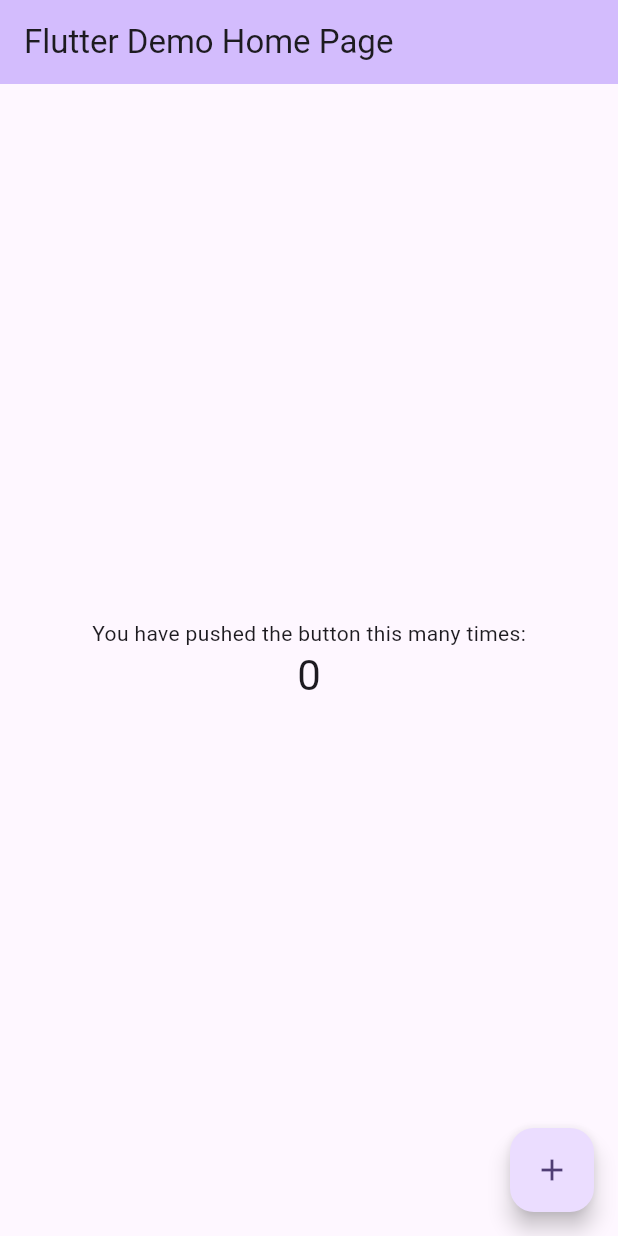
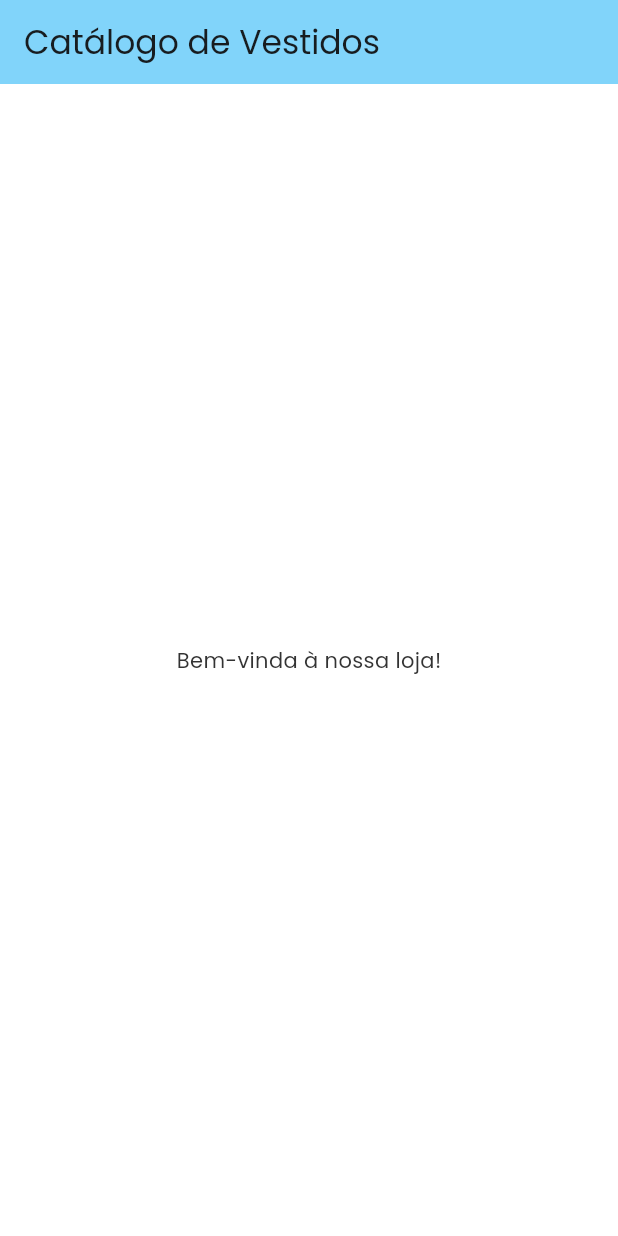
Before and after one commit to could-ai/0199a40b-74cc-7be4-8723-f670028955b8, a Flutter app: the screen it shows after launch, on a phone screen of 412 x 824 dp. Run offline on Flutter 3.47's test engine with Material 3 defaults, Android fonts, the phone set to English and light mode, and no system bars; our stand-ins replace google_fonts.

Commit message:
Adicionei a dependência `google_fonts` para permitir o uso de fontes personalizadas do Google, o que contribuirá para um design mais moderno e atraente, conforme solicitado.; Removi o aplicativo de contador padrão e configurei a estrutura principal do aplicativo de aluguer de vestidos. Defini um tema personalizado com as cores azul e laranja claras solicitadas, apliquei uma fonte moderna (Poppins) e estabeleci a `HomeScreen` como a tela inicial.; Criei o diretório `lib/models` para armazenar as classes de modelo de dados da aplicação, como `User`, `Dress`, `Reservation`, etc. Isso ajuda a organizar e a separar a lógica de negócios da interface do utilizador.; Criei a tela inicial (`HomeScreen`) como ponto de partida para o catálogo de vestidos. Por enquanto, ela exibe uma barra de aplicação e uma mensagem de boas-vindas, servindo como base para futuras implementações de funcionalidades.; Criei um arquivo de constantes para centralizar as cores da aplicação (azul e laranja claras) e outras variáveis globais. Esta prática facilita a manutenção e a consistência do design em todo o aplicativo.; Criei o diretório `lib/widgets` para armazenar widgets reutilizáveis que serão usados em várias telas do aplicativo. Isso promove a reutilização de código e mantém a base de código limpa e organizada.

```diff
--- a/usr/lib/main.dart
+++ b/usr/lib/main.dart
@@ -1,4 +1,7 @@
 import 'package:flutter/material.dart';
+import 'package:google_fonts/google_fonts.dart';
+import 'package:couldai_user_app/screens/home/home_screen.dart';
+import 'package:couldai_user_app/utils/constants.dart';
 
 void main() {
   runApp(const MyApp());
@@ -7,114 +10,27 @@ void main() {
 class MyApp extends StatelessWidget {
   const MyApp({super.key});
 
-  // This widget is the root of your application.
   @override
   Widget build(BuildContext context) {
     return MaterialApp(
-      title: 'Flutter Demo',
+      title: 'Aluguer de Vestidos',
       debugShowCheckedModeBanner: false,
       theme: ThemeData(
-        // This is the theme of your application.
-        //
-        // TRY THIS: Try running your application with "flutter run". You'll see
-        // the application has a purple toolbar. Then, without quitting the app,
-        // try changing the seedColor in the colorScheme below to Colors.green
-        // and then invoke "hot reload" (save your changes or press the "hot
-        // reload" button in a Flutter-supported IDE, or press "r" if you used
-        // the command line to start the app).
-        //
-        // Notice that the counter didn't reset back to zero; the application
-        // state is not lost during the reload. To reset the state, use hot
-        // restart instead.
-        //
-        // This works for code too, not just values: Most code changes can be
-        // tested with just a hot reload.
-        colorScheme: ColorScheme.fromSeed(seedColor: Colors.deepPurple),
+        primaryColor: kPrimaryColor,
+        colorScheme: ColorScheme.fromSeed(
+          seedColor: kPrimaryColor,
+          secondary: kSecondaryColor,
+        ),
+        scaffoldBackgroundColor: Colors.white,
+        textTheme: GoogleFonts.poppinsTextTheme(Theme.of(context).textTheme).apply(
+          bodyColor: kTextColor,
+        ),
+        appBarTheme: const AppBarTheme(
+          backgroundColor: kPrimaryColor,
+          elevation: 0,
+        ),
       ),
-      home: const MyHomePage(title: 'Flutter Demo Home Page'),
+      home: const HomeScreen(),
     );
   }
 }
-
-class MyHomePage extends StatefulWidget {
-  const MyHomePage({super.key, required this.title});
-
-  // This widget is the home page of your application. It is stateful, meaning
-  // that it has a State object (defined below) that contains fields that affect
-  // how it looks.
-
-  // This class is the configuration for the state. It holds the values (in this
-  // case the title) provided by the parent (in this case the App widget) and
-  // used by the build method of the State. Fields in a Widget subclass are
-  // always marked "final".
-
-  final String title;
-
-  @override
-  State<MyHomePage> createState() => _MyHomePageState();
-}
-
-class _MyHomePageState extends State<MyHomePage> {
-  int _counter = 0;
-
-  void _incrementCounter() {
-    setState(() {
-      // This call to setState tells the Flutter framework that something has
-      // changed in this State, which causes it to rerun the build method below
-      // so that the display can reflect the updated values. If we changed
-      // _counter without calling setState(), then the build method would not be
-      // called again, and so nothing would appear to happen.
-      _counter++;
-    });
-  }
-
-  @override
-  Widget build(BuildContext context) {
-    // This method is rerun every time setState is called, for instance as done
-    // by the _incrementCounter method above.
-    //
-    // The Flutter framework has been optimized to make rerunning build methods
-    // fast, so that you can just rebuild anything that needs updating rather
-    // than having to individually change instances of widgets.
-    return Scaffold(
-      appBar: AppBar(
-        // TRY THIS: Try changing the color here to a specific color (to
-        // Colors.amber, perhaps?) and trigger a hot reload to see the AppBar
-        // change color while the other colors stay the same.
-        backgroundColor: Theme.of(context).colorScheme.inversePrimary,
-        // Here we take the value from the MyHomePage object that was created by
-        // the App.build method, and use it to set our appbar title.
-        title: Text(widget.title),
-      ),
-      body: Center(
-        // Center is a layout widget. It takes a single child and positions it
-        // in the middle of the parent.
-        child: Column(
-          // Column is also a layout widget. It takes a list of children and
-          // arranges them vertically. By default, it sizes itself to fit its
-          // children horizontally, and tries to be as tall as its parent.
-          //
-          // Column has various properties to control how it sizes itself and
-          // how it positions its children. Here we use mainAxisAlignment to
-          // center the children vertically; the main axis here is the vertical
-          // axis because Columns are vertical (the cross axis would be
-          // horizontal).
-          //
-          // TRY THIS: Invoke "debug painting" (choose the "Toggle Debug Paint"
-          // action in the IDE, or press "p" in the console), to see the
-          // wireframe for each widget.
-          mainAxisAlignment: MainAxisAlignment.center,
-          children: <Widget>[
-            const Text('You have pushed the button this many times:'),
-            Text('$_counter', style: Theme.of(context).textTheme.headlineMedium),
-          ],
-        ),
-      ),
-      floatingActionButton: FloatingActionButton(
-        onPressed: _incrementCounter,
-        tooltip: 'Increment',
-        child: const Icon(Icons.add),
-      ), // This trailing comma makes auto-formatting nicer for build methods.
-    );
-  }
-}
--- /dev/null
+++ b/usr/lib/screens/home/home_screen.dart
@@ -0,0 +1,17 @@
+import 'package:flutter/material.dart';
+
+class HomeScreen extends StatelessWidget {
+  const HomeScreen({super.key});
+
+  @override
+  Widget build(BuildContext context) {
+    return Scaffold(
+      appBar: AppBar(
+        title: const Text('Catálogo de Vestidos'),
+      ),
+      body: const Center(
+        child: Text('Bem-vinda à nossa loja!'),
+      ),
+    );
+  }
+}
--- /dev/null
+++ b/usr/lib/utils/constants.dart
@@ -0,0 +1,5 @@
+import 'package:flutter/material.dart';
+
+const Color kPrimaryColor = Color(0xFF81D4FA); // Light Blue
+const Color kSecondaryColor = Color(0xFFFFB74D); // Light Orange
+const Color kTextColor = Color(0xFF333333);
```
Also changed, not shown: usr/pubspec.yaml (+2 -70 lines), 2 other files.
